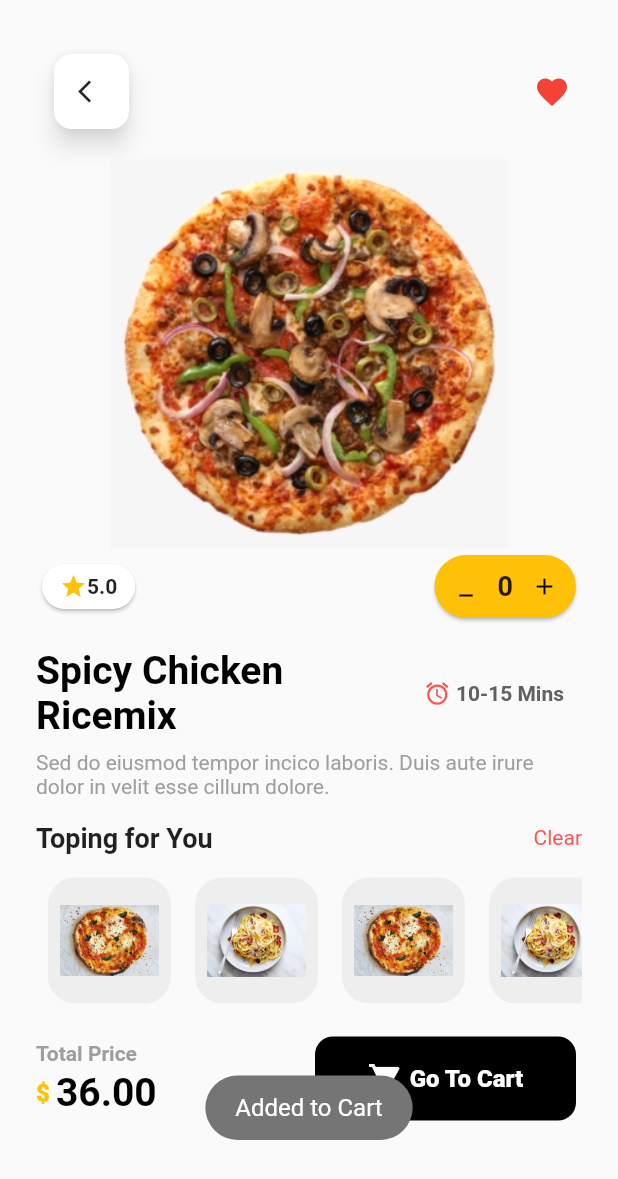
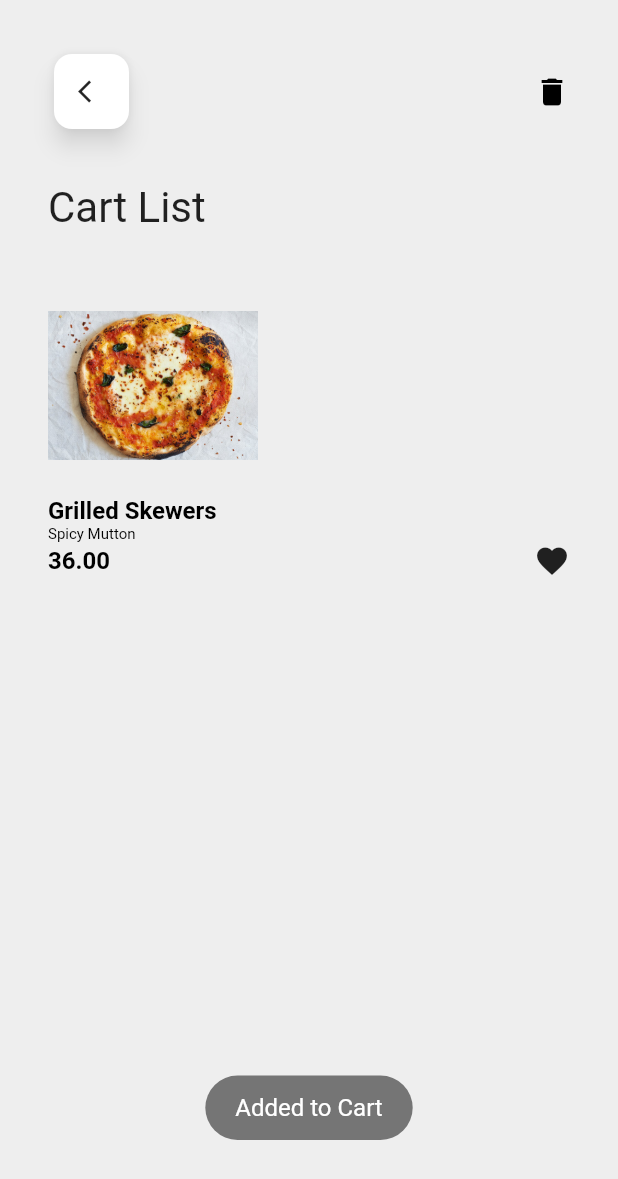
Before and after one commit to aarafrao22/Ecom, a Flutter app: the FoodDetailActivity screen opened directly, after a tap on the "minimize" icon, after a tap on the "add" icon, after a tap on "Go To Cart", on a phone screen of 412 x 824 dp. Shown: the top 1179 px of the screen. Run offline on Flutter 3.47's test engine with Material 2 defaults, Android fonts, the light colour scheme and no system bars; our stand-ins replace fluttertoast.

Commit message:
Initial Commit2

```diff
--- /dev/null
+++ b/lib/CartActivity.dart
@@ -0,0 +1,212 @@
+import 'package:flutter/material.dart';
+import 'package:flutter_commerce/FoodDetailActivity.dart';
+
+import 'FoodModel.dart';
+
+class CartActivity extends StatefulWidget {
+  const CartActivity({super.key});
+
+  @override
+  State<CartActivity> createState() => _CartActivityState();
+}
+
+class _CartActivityState extends State<CartActivity> {
+  final List<FoodModel> foods = [
+    FoodModel(
+        name: "Grilled Skewers",
+        subname: "Spicy Mutton",
+        price: "36.00",
+        imageUrl: "res/img.png"),
+    FoodModel(
+        name: "Thai Spagetti",
+        subname: "Spicy Mutton",
+        price: "36.00",
+        imageUrl: "res/img_1.png"),
+    FoodModel(
+        name: "Grilled Skewers",
+        subname: "Spicy Mutton",
+        price: "36.00",
+        imageUrl: "res/img.png"),
+    FoodModel(
+        name: "Thai Spagetti",
+        subname: "Spicy Mutton",
+        price: "36.00",
+        imageUrl: "res/img_1.png"),
+    FoodModel(
+        name: "Grilled Skewers",
+        subname: "Spicy Mutton",
+        price: "36.00",
+        imageUrl: "res/img.png"),
+    FoodModel(
+        name: "Thai Spagetti",
+        subname: "Spicy Mutton",
+        price: "36.00",
+        imageUrl: "res/img_1.png"),
+    FoodModel(
+        name: "Grilled Skewers",
+        subname: "Spicy Mutton",
+        price: "36.00",
+        imageUrl: "res/img.png"),
+  ];
+
+  @override
+  Widget build(BuildContext context) {
+    return Scaffold(
+      backgroundColor: Colors.grey.shade200,
+      body: Container(
+        // Content of the bottom sheet
+        margin: const EdgeInsets.all(8),
+        padding: const EdgeInsets.all(8),
+        child: Center(
+            child: Column(
+          children: [
+            const Align(
+              alignment: Alignment.topCenter,
+            ),
+            Container(
+              margin: const EdgeInsets.all(16),
+              child: Row(
+                mainAxisAlignment: MainAxisAlignment.spaceBetween,
+                children: [
+                  Card(
+                    shape: RoundedRectangleBorder(
+                      borderRadius: BorderRadius.circular(12),
+                    ),
+                    elevation: 6,
+                    shadowColor: Colors.grey.shade50,
+                    child: InkWell(
+                      onTap: () {
+                        // Button onPressed logic
+                      },
+                      child: Padding(
+                        padding: const EdgeInsets.all(16.0),
+                        child: Container(
+                          child: Row(
+                            mainAxisSize: MainAxisSize.min,
+                            children: [
+                              GestureDetector(
+                                child: const Icon(
+                                  Icons.arrow_back_ios,
+                                  size: 18.0,
+                                ),
+                                onTap: () {
+                                  Navigator.push(
+                                    context,
+                                    MaterialPageRoute(
+                                      builder: (context) =>
+                                          const FoodDetailActivity(),
+                                    ),
+                                  );
+                                },
+                              ),
+                            ],
+                          ),
+                        ),
+                      ),
+                    ),
+                  ),
+                  const Icon(
+                    Icons.delete,
+                    color: Colors.black,
+                    size: 24,
+                  )
+                ],
+              ),
+            ),
+            Container(
+              margin: const EdgeInsets.all(16),
+              child: Row(
+                mainAxisAlignment: MainAxisAlignment.start,
+                crossAxisAlignment: CrossAxisAlignment.start,
+                children: const [
+                  Text(
+                    "Cart List",
+                    style: TextStyle(fontWeight: FontWeight.w400, fontSize: 28),
+                  ),
+                ],
+              ),
+            ),
+            SizedBox(
+              height: 260,
+              // Set the desired height of the horizontal list
+              child: ListView.builder(
+                scrollDirection: Axis.vertical,
+                itemCount: foods.length,
+                itemBuilder: (context, index) {
+                  return GestureDetector(
+                    onTap: () {
+                      // Define your navigation logic here
+                      Navigator.push(
+                        context,
+                        MaterialPageRoute(
+                          builder: (context) => const FoodDetailActivity(),
+                        ),
+                      );
+                    },
+                    child: Container(
+                      width: 160,
+                      margin: const EdgeInsets.all(8.0),
+                      padding: const EdgeInsets.all(8),
+                      decoration: BoxDecoration(
+                          color: Colors.grey.shade200,
+                          borderRadius: BorderRadius.circular(26)),
+                      child: Column(
+                        mainAxisSize: MainAxisSize.min,
+                        mainAxisAlignment: MainAxisAlignment.start,
+                        crossAxisAlignment: CrossAxisAlignment.start,
+                        // Center the items horizontally
+                        children: [
+                          Image.asset(
+                            foods[index].imageUrl,
+                            height: 140,
+                            width: 140,
+                          ),
+                          const SizedBox(
+                            height: 4,
+                          ),
+                          Text(
+                            foods[index].name,
+                            style: const TextStyle(
+                                color: Colors.black,
+                                fontSize: 16,
+                                fontWeight: FontWeight.bold),
+                          ),
+                          Text(
+                            foods[index].subname,
+                            style: const TextStyle(
+                              color: Colors.black,
+                              fontSize: 10,
+                            ),
+                          ),
+                          Row(
+                            mainAxisAlignment: MainAxisAlignment.spaceBetween,
+
+                            // mainAxisAlignment: MainAxisAlignment.center,
+                            // crossAxisAlignment: CrossAxisAlignment.start,
+                            children: [
+                              Text(
+                                foods[index].price,
+                                style: const TextStyle(
+                                    color: Colors.black,
+                                    fontSize: 16,
+                                    fontWeight: FontWeight.bold),
+                              ),
+                              const SizedBox(
+                                width: 10,
+                              ),
+                              const Icon(Icons.favorite)
+                            ],
+                          )
+                        ],
+                      ),
+                    ),
+                  );
+                },
+              ),
+            ),
+          ],
+        )),
+      ),
+    );
+  }
+}
--- a/lib/FoodDetailActivity.dart
+++ b/lib/FoodDetailActivity.dart
@@ -1,4 +1,5 @@
 import 'package:flutter/material.dart';
+import 'package:flutter_commerce/CartActivity.dart';
 import 'package:flutter_commerce/main.dart';
 import 'package:fluttertoast/fluttertoast.dart';
 
@@ -364,18 +365,19 @@ class _FoodDetailActivityState extends State<FoodDetailActivity> {
                         elevation: 0,
                         child: GestureDetector(
                           onTap: () {
+                            Navigator.push(
+                              context,
+                              MaterialPageRoute(
+                                builder: (context) => const CartActivity(),
+                              ),
+                            );
                             Fluttertoast.showToast(
                               msg: 'Added to Cart',
                               toastLength: Toast.LENGTH_SHORT,
-                              // Duration for which the toast should be visible (Toast.LENGTH_SHORT or Toast.LENGTH_LONG)
                               gravity: ToastGravity.BOTTOM,
-                              // Position of the toast on the screen (ToastGravity.TOP, ToastGravity.CENTER, ToastGravity.BOTTOM)
                               timeInSecForIosWeb: 1,
-                              // Time for which the toast should be visible on iOS and web platforms
                               backgroundColor: Colors.grey[600],
-                              // Background color of the toast
                               textColor: Colors.white,
-                              // Text color of the toast
                               fontSize: 16.0, // Font size of the toast message
                             );
                           },
```
